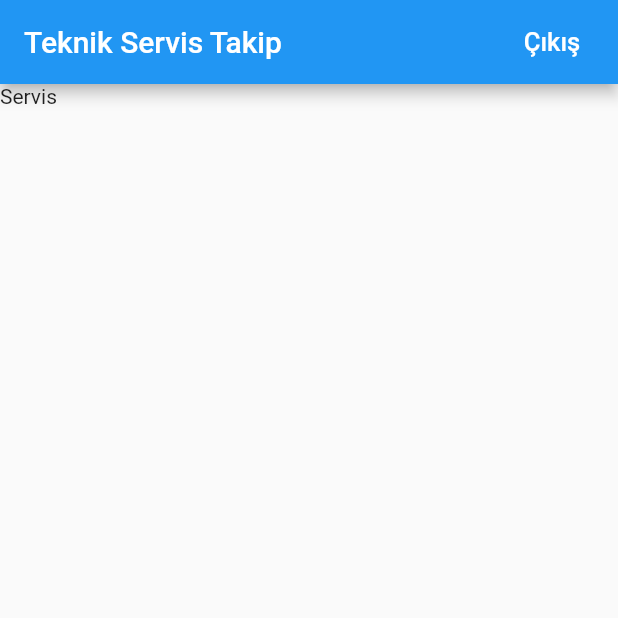
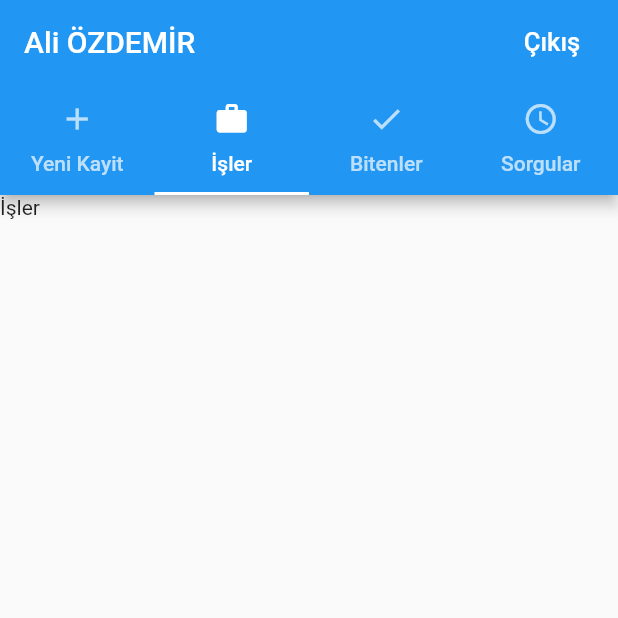
Before and after one commit to ozdemirali/service_app, a Flutter app: the screen it shows after launch, on a phone screen of 412 x 824 dp, the top half of it. Run offline on Flutter 3.47's test engine with Material 2 defaults, Android fonts, the phone set to English and light mode, and no system bars.

Commit message:
Home Page and New Rocord Page ara fhished.

```diff
--- a/lib/mixins/validation_mixin.dart
+++ b/lib/mixins/validation_mixin.dart
@@ -1,4 +1,10 @@
 class ValidaionMixin{
+
+  String validateInput(String value){
+    if(value.length<2){
+      return "Bu alanı boş geçemezsiniz";
+    }
+  }
   String validateEmail(String value){
     print("şifre");
     print(value);
--- a/lib/screens/home.dart
+++ b/lib/screens/home.dart
@@ -1,21 +1,38 @@
 import 'package:flutter/material.dart';
+import 'package:service_app/screens/record.dart';
 
 class Home extends StatefulWidget{
   @override
   State<StatefulWidget> createState() {
-    // TODO: implement createState
     return HomeState();
   }
 
 }
 
-class HomeState extends State<Home> {
+class HomeState extends State<Home> with SingleTickerProviderStateMixin {
+  TabController tabController;
+
+  @override
+  void initState(){
+    super.initState();
+    tabController=new TabController(length: 4, initialIndex: 1, vsync: this);
+  }
+
   @override
   Widget build(BuildContext context) {
-    // TODO: implement build
     return Scaffold(
       appBar: new AppBar(
-        title: new Text('Teknik Servis Takip'),
+        title: new Text('Ali ÖZDEMİR'),
+        bottom: TabBar(
+          controller: tabController,
+          indicatorColor:Colors.white,
+          tabs: <Widget>[
+            Tab(text:"Yeni Kayit", icon:Icon(Icons.add)),
+            Tab(text: "İşler", icon:Icon(Icons.work)),
+            Tab(text:"Bitenler",icon:Icon(Icons.done)),
+            Tab(text:"Sorgular",icon:Icon(Icons.query_builder)),
+          ],
+        ),
         actions: <Widget>[
           new FlatButton(
             child: new Text("Çıkış",
@@ -26,7 +43,15 @@ class HomeState extends State<Home> {
           )
         ],
       ),
-      body: new Text("Servis"),
+      body: TabBarView(
+        controller: tabController,
+        children: <Widget>[
+          Record(),
+          Text("İşler"),
+          Text("Bitenler"),
+          Text("Sorgular"),
+        ],
+      ),
     );
   }
 }
--- a/lib/screens/login.dart
+++ b/lib/screens/login.dart
@@ -114,7 +114,7 @@ class LoginPageState extends State<Login> with ValidaionMixin {
           child: new RaisedButton(
               elevation: 5.0,
               shape: new RoundedRectangleBorder(
-                borderRadius: new BorderRadius.circular(30.0)
+                borderRadius: new BorderRadius.circular(10.0)
               ),
               color: Colors.blue,
               child: new Text("Giriş",
```
Also changed, not shown: lib/screens/record.dart (added, +198 -0 lines).
